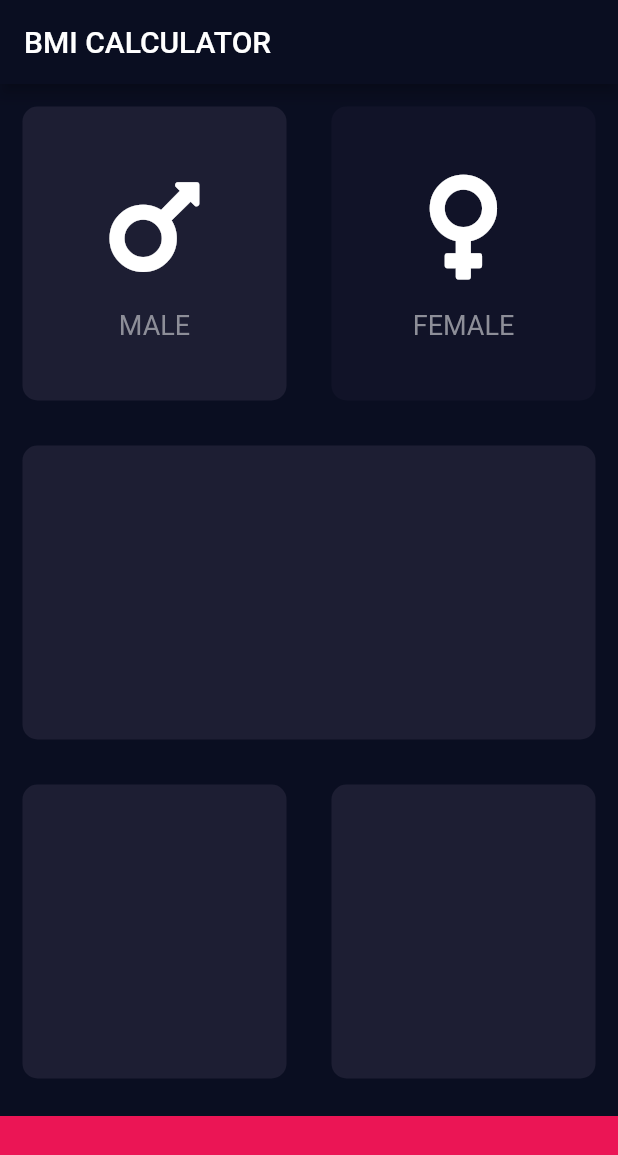
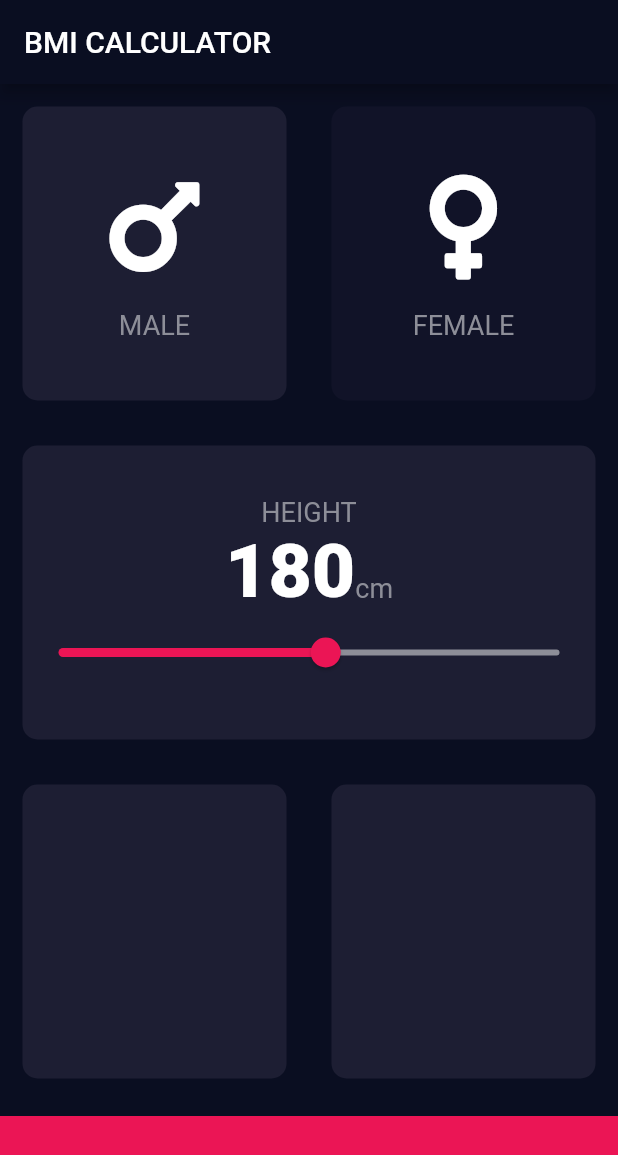
Before and after one commit to amila325/bmi_calculator, a Flutter app: the screen it shows after launch, after a tap on "MALE", on a phone screen of 412 x 824 dp. Shown: the top 1155 px of the screen. Run offline on Flutter 3.47's test engine with Material 2 defaults, Android fonts, the phone set to English and light mode, and no system bars; our stand-ins replace font_awesome_flutter.

Commit message:
Slider Widget
Added slider and Const file

```diff
--- /dev/null
+++ b/lib/constants.dart
@@ -0,0 +1,18 @@
+import 'package:flutter/material.dart';
+
+const kBottomContainerHeight = 80.0;
+const kActiveCardColour = Color(0xFF1D1E33);
+const kInactiveCardColour = Color(0xFF111328);
+const kBottomContainerColor = Color(0xFFEB1555);
+const kActiveSliderColor = Color(0xFFEB1555);
+const kInactiveSliderColor = Color(0xFF8D8E98);
+
+const kLabelTextStyle = TextStyle(
+  fontSize: 18.0,
+  color: Color(0xFF8D8E98),
+);
+
+const kIconSizeTextStyle = TextStyle(
+  fontSize: 50,
+  fontWeight: FontWeight.w900,
+);
--- a/lib/icon_content.dart
+++ b/lib/icon_content.dart
@@ -1,9 +1,6 @@
+import 'package:bmi_calculator/constants.dart';
 import 'package:flutter/material.dart';
 
-const labelTextStyle = TextStyle(
-  fontSize: 18.0,
-  color: Color(0xFF8D8E98),
-);
 
 class IconContent extends StatelessWidget {
 
@@ -23,7 +20,7 @@ class IconContent extends StatelessWidget {
         ),
         Text(
           label,
-          style: labelTextStyle,
+          style: kLabelTextStyle,
         ),
       ],
     );
--- a/lib/input_page.dart
+++ b/lib/input_page.dart
@@ -1,12 +1,10 @@
+import 'package:bmi_calculator/constants.dart';
 import 'package:bmi_calculator/icon_content.dart';
 import 'package:bmi_calculator/reusable_card.dart';
 import 'package:flutter/material.dart';
 import 'package:font_awesome_flutter/font_awesome_flutter.dart';
 
-const bottomContainerHeight = 80.0;
-const activeCardColour = Color(0xFF1D1E33);
-const inactiveCardColour = Color(0xFF111328);
-const bottomContainerColor = Color(0xFFEB1555);
+enum Gender { male, female }
 
 class InputPage extends StatefulWidget {
   const InputPage({Key? key}) : super(key: key);
@@ -16,28 +14,8 @@ class InputPage extends StatefulWidget {
 }
 
 class _InputPageState extends State<InputPage> {
-
-  Color maleCardColour = inactiveCardColour;
-  Color femaleCardColour = inactiveCardColour;
-
-
-  void updateColor(int gender) {
-    if (gender == 1) {
-      if (maleCardColour == inactiveCardColour) {
-        maleCardColour = activeCardColour;
-        femaleCardColour = inactiveCardColour;
-      } else {
-        maleCardColour = inactiveCardColour;
-      }
-    } else {
-      if (femaleCardColour == inactiveCardColour) {
-        femaleCardColour = activeCardColour;
-        maleCardColour = inactiveCardColour;
-      } else {
-        femaleCardColour = inactiveCardColour;
-      }
-    }
-  }
+  Gender? selectedGender;
+  int height = 180;
 
   @override
   Widget build(BuildContext context) {
@@ -51,29 +29,31 @@ class _InputPageState extends State<InputPage> {
             child: Row(
               children: [
                 Expanded(
-                  child: GestureDetector(
-                    onTap: () {
+                  child: ReusableCard(
+                    containerColor: selectedGender == Gender.male
+                        ? kActiveCardColour
+                        : kInactiveCardColour,
+                    cardChild:
+                        IconContent(icon: FontAwesomeIcons.mars, label: 'MALE'),
+                    gestureOnTap: () {
                       setState(() {
-                        updateColor(1);
+                        selectedGender = Gender.male;
                       });
                     },
-                    child: ReusableCard(
-                      containerColor: maleCardColour,
-                      cardChild: IconContent(icon: FontAwesomeIcons.mars, label: 'MALE'),
-                    ),
                   ),
                 ),
                 Expanded(
-                  child: GestureDetector(
-                    onTap: () {
+                  child: ReusableCard(
+                    containerColor: selectedGender == Gender.female
+                        ? kActiveCardColour
+                        : kInactiveCardColour,
+                    cardChild: IconContent(
+                        icon: FontAwesomeIcons.venus, label: 'FEMALE'),
+                    gestureOnTap: () {
                       setState(() {
-                        updateColor(2);
+                        selectedGender = Gender.female;
                       });
                     },
-                    child: ReusableCard(
-                      containerColor: femaleCardColour,
-                      cardChild: IconContent(icon: FontAwesomeIcons.venus, label: 'FEMALE'),
-                    ),
                   ),
                 ),
               ],
@@ -84,7 +64,43 @@ class _InputPageState extends State<InputPage> {
             children: [
               Expanded(
                 child: ReusableCard(
-                  containerColor: activeCardColour,
+                  containerColor: kActiveCardColour,
+                  cardChild: Column(
+                    mainAxisAlignment: MainAxisAlignment.center,
+                    children: [
+                      Text(
+                        'HEIGHT',
+                        style: kLabelTextStyle,
+                      ),
+                      Row(
+                        mainAxisAlignment: MainAxisAlignment.center,
+                        crossAxisAlignment: CrossAxisAlignment.baseline,
+                        textBaseline: TextBaseline.alphabetic,
+                        children: [
+                          Text(
+                            height.toString(),
+                            style: kIconSizeTextStyle,
+                          ),
+                          Text(
+                            'cm',
+                            style: kLabelTextStyle,
+                          )
+                        ],
+                      ),
+                      Slider(
+                        value: height.toDouble(),
+                        onChanged: (newHeight) {
+                          setState(() {
+                            height = newHeight.toInt();
+                          });
+                        },
+                        max: 250.0,
+                        min: 100.0,
+                        activeColor: kActiveSliderColor,
+                        inactiveColor: kInactiveSliderColor,
+                      ),
+                    ],
+                  ),
                 ),
               ),
             ],
@@ -94,22 +110,22 @@ class _InputPageState extends State<InputPage> {
               children: [
                 Expanded(
                   child: ReusableCard(
-                    containerColor: activeCardColour,
+                    containerColor: kActiveCardColour,
                   ),
                 ),
                 Expanded(
                   child: ReusableCard(
-                    containerColor: activeCardColour,
+                    containerColor: kActiveCardColour,
                   ),
                 ),
               ],
             ),
           ),
           Container(
-            color: bottomContainerColor,
+            color: kBottomContainerColor,
             margin: EdgeInsets.only(top: 10.0),
             width: double.infinity,
-            height: bottomContainerHeight,
+            height: kBottomContainerHeight,
           )
         ],
       ),
--- a/lib/reusable_card.dart
+++ b/lib/reusable_card.dart
@@ -1,25 +1,25 @@
 import 'package:flutter/material.dart';
 
 class ReusableCard extends StatelessWidget {
-  ReusableCard({required this.containerColor, this.cardChild});
+  ReusableCard(
+      {required this.containerColor, this.cardChild, this.gestureOnTap});
 
   final Color containerColor;
   final Widget? cardChild;
+  final Function()? gestureOnTap;
 
   @override
   Widget build(BuildContext context) {
-    return Container(
-      margin: EdgeInsets.all(15.0),
-      decoration: BoxDecoration(
-        color: containerColor,
-        borderRadius: BorderRadius.circular(10.0),
+    return GestureDetector(
+      onTap: gestureOnTap,
+      child: Container(
+        margin: EdgeInsets.all(15.0),
+        decoration: BoxDecoration(
+          color: containerColor,
+          borderRadius: BorderRadius.circular(10.0),
+        ),
+        child: cardChild,
       ),
-      child: cardChild,
-      // child: TextButton.icon(
-      //   onPressed: () {},
-      //   icon: Text("Next"),
-      //   label: CircleAvatar(child: Icon(Icons.chevron_right),),
-      // ),
     );
   }
 }
```
